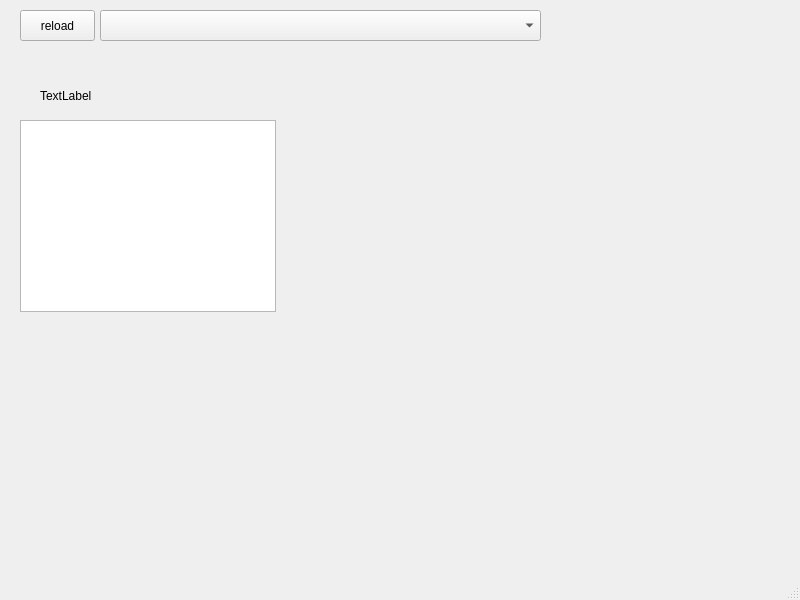
Qt form SyncTank.ui (ml37/WoT_Skin_Sync) before a commit.
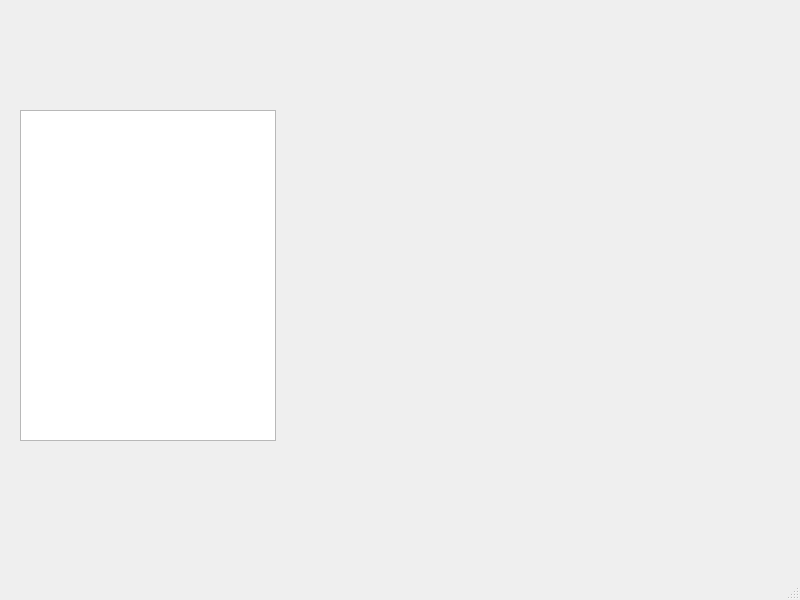
The same form after that commit.

```diff
--- a/SyncTank.ui
+++ b/SyncTank.ui
@@ -14,49 +14,26 @@
    <string>MainWindow</string>
   </property>
   <widget class="QWidget" name="centralwidget">
-   <widget class="QPushButton" name="btn_load">
-    <property name="geometry">
-     <rect>
-      <x>20</x>
-      <y>10</y>
-      <width>75</width>
-      <height>31</height>
-     </rect>
-    </property>
-    <property name="text">
-     <string>reload</string>
-    </property>
-   </widget>
-   <widget class="QComboBox" name="comboBox">
-    <property name="geometry">
-     <rect>
-      <x>100</x>
-      <y>10</y>
-      <width>441</width>
-      <height>31</height>
-     </rect>
-    </property>
-   </widget>
    <widget class="QLabel" name="label">
     <property name="geometry">
      <rect>
-      <x>40</x>
+      <x>20</x>
       <y>90</y>
-      <width>56</width>
-      <height>12</height>
+      <width>111</width>
+      <height>16</height>
      </rect>
     </property>
     <property name="text">
-     <string>TextLabel</string>
+     <string/>
     </property>
    </widget>
-   <widget class="QListView" name="listView">
+   <widget class="QListWidget" name="listWidget">
     <property name="geometry">
      <rect>
       <x>20</x>
-      <y>120</y>
+      <y>110</y>
       <width>256</width>
-      <height>192</height>
+      <height>331</height>
      </rect>
     </property>
    </widget>
```
Left out of the diff: 38 changed lines with no effect on the pictures.
